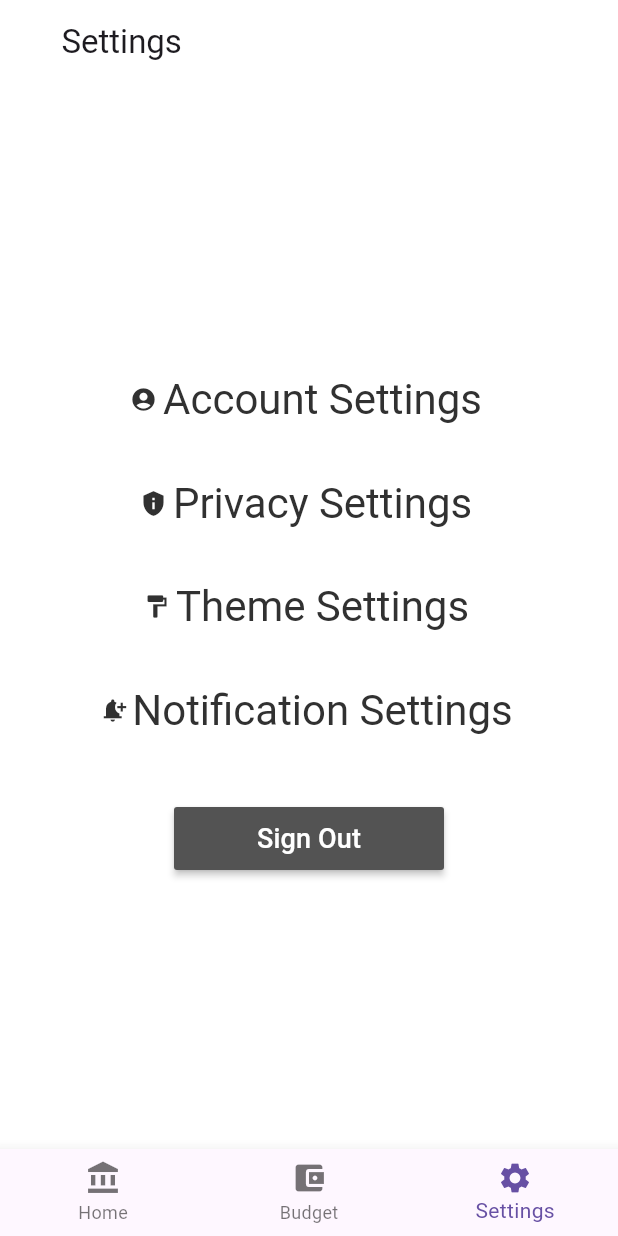
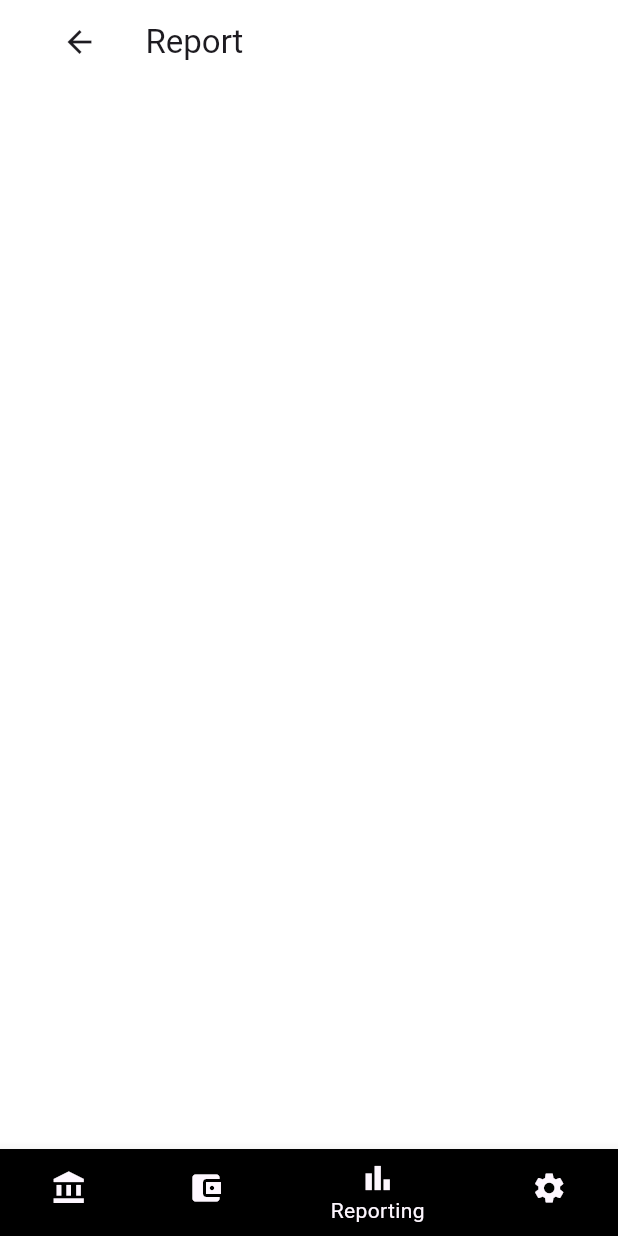
Before and after one commit to SP26BlueBudgetApp/BudgetApp, a Flutter app: the MainScreen screen opened directly, item 3 of the bottom bar chosen, on a phone screen of 412 x 824 dp. Run offline on Flutter 3.47's test engine with Material 3 defaults, Android fonts, the phone set to English and light mode, and no system bars; our stand-ins replace cloud_firestore, firebase_auth, firebase_core; accounts and stored records are empty.

Commit message:
Made Report Page
Fixed the navigation bar so it only shows black. Added the report page. Report page takes Expenses and income then creates savings. Allows editing of expenses and income with dynamic savings.

```diff
--- /dev/null
+++ b/flutter_application_1/lib/models/graph.dart
@@ -0,0 +1,41 @@
+import 'package:cloud_firestore/cloud_firestore.dart';
+
+class Graph {
+  int Expense;
+  int Income;
+  int Saving;
+
+  Graph({
+    required this.Expense,
+    required this.Income,
+    required this.Saving,
+  });
+
+  Graph.fromJson(Map<String, Object?> json)
+    : this(
+        Expense: json['Expense'] as int? ?? 0,
+        Income: json['Income'] as int? ?? 0,
+        Saving: json['Saving'] as int? ?? 0,
+    );
+
+  Graph copyWith({
+    int? Expense,
+    int? Income,
+    int? Saving,
+
+  }) {
+    return Graph(
+        Expense: Expense ?? this.Expense,
+        Income: Income ?? this.Income,
+        Saving: Saving ?? this.Saving,
+    );
+  }
+
+  Map<String, Object?> toJson() {
+    return {
+      'Expense': Expense,
+      'Income' : Income,
+      'Saving' : Saving,
+    };
+  }
+}
--- a/flutter_application_1/lib/pages/main_screen.dart
+++ b/flutter_application_1/lib/pages/main_screen.dart
@@ -3,6 +3,7 @@ import 'dart:developer';
 import 'package:firebase_auth/firebase_auth.dart';
 import 'package:flutter_application_1/auth.dart';
 import 'package:flutter_application_1/pages/budget_screen.dart';
+import 'package:flutter_application_1/pages/report_screen.dart';
 import 'package:flutter_application_1/pages/settings_screen.dart';
 import 'package:flutter_application_1/pages/homeOfficial_screen.dart';
 import 'package:flutter_application_1/pages/signup_screen.dart';
@@ -24,6 +25,7 @@ class _MainScreenState extends State<MainScreen> {
   List<Widget> widgetList = const [
     HomeofficialScreen(),
     BudgetScreen(),
+    ReportScreen(),
     SettingsScreen(),
   ];
   @override
@@ -39,15 +41,23 @@ class _MainScreenState extends State<MainScreen> {
         items: const [
           BottomNavigationBarItem(
             icon: Icon(Icons.account_balance),
-            label: 'Home'
+            label: 'Home',
+            backgroundColor: Colors.black,
           ),
           BottomNavigationBarItem(
             icon: Icon(Icons.account_balance_wallet),
-            label: 'Budget'
+            label: 'Budget',
+            backgroundColor: Colors.black,
           ),
           BottomNavigationBarItem(
+            icon: Icon(Icons.bar_chart),
+            label: 'Reporting',
+            backgroundColor: Colors.black,
+            ),
+          BottomNavigationBarItem(
             icon: Icon(Icons.settings),
-            label: 'Settings'
+            label: 'Settings',
+            backgroundColor: Colors.black,
           ),
         ],
         ),
--- /dev/null
+++ b/flutter_application_1/lib/pages/report_screen.dart
@@ -0,0 +1,169 @@
+import 'dart:developer';
+
+import 'package:cloud_firestore/cloud_firestore.dart';
+import 'package:firebase_auth/firebase_auth.dart';
+import 'package:flutter_application_1/auth.dart';
+import 'package:flutter_application_1/pages/signup_screen.dart';
+import 'package:flutter_application_1/pages/login_screen.dart';
+import 'package:flutter_application_1/pages/home_screen.dart';
+import 'package:flutter_application_1/pages/settings_screen.dart';
+import 'package:flutter_application_1/services/graphDatabase_service.dart';
+import 'package:flutter_application_1/models/graph.dart';
+import 'package:flutter_application_1/widgets/textfield.dart';
+import 'package:flutter_application_1/widgets/buttons.dart';
+import 'package:flutter/material.dart';
+import 'package:intl/intl.dart';
+
+class ReportScreen extends StatefulWidget {
+  const ReportScreen({Key? key}) : super(key: key);
+
+  @override
+  State<ReportScreen> createState() => _ReportScreenState();
+  }
+
+class _ReportScreenState extends State<ReportScreen> { //Budget page
+  final TextEditingController _textEditingController1 = TextEditingController();
+  final TextEditingController _textEditingController2 = TextEditingController();
+
+  final GraphDatabaseService _databaseService = GraphDatabaseService();
+  @override
+  Widget build(BuildContext context) {
+    return Scaffold(
+      resizeToAvoidBottomInset: false,
+      appBar: _appBar(),
+      body: _buildUI(),
+      );
+  }
+
+    PreferredSizeWidget _appBar() {
+    return AppBar(
+      backgroundColor: Colors.white,
+      title: const Text(
+        "Report"
+      ),
+    );
+  }
+
+  Widget _buildUI() {
+    return SafeArea(
+        child: Column(
+          children: [
+            _messagesListView(),
+          ],
+        ),
+    );
+  }
+
+   Widget _messagesListView() {
+    return SizedBox(
+      height: MediaQuery.sizeOf(context).height * 0.80,
+      width: MediaQuery.sizeOf(context).width,
+      child: StreamBuilder(
+        stream: _databaseService.getGraph(),
+        builder: (context, snapshot) {
+          List graph = snapshot.data?.docs ?? [];
+
+          return ListView.builder(
+            itemCount: graph.length,
+            itemBuilder: (context, index) {
+              Graph report = graph[index].data();
+              String reportID = graph[index].id;
+            return Padding(
+              padding: const EdgeInsets.symmetric(
+                vertical: 10,
+                horizontal: 10,
+              ),
+              child: Column(
+                children: [
+                  TextButton(
+                    onPressed: () {},
+                    style: ButtonStyle(
+                      foregroundColor: WidgetStatePropertyAll(Colors.black),
+                      shape: WidgetStatePropertyAll<RoundedRectangleBorder>(
+                        RoundedRectangleBorder(
+                          borderRadius: BorderRadius.circular(20),                        )
+                        ),
+                    ),
+                    child: Text(
+                        "Expense: " + "\$" + report.Expense.toString(),
+                        style: TextStyle(fontSize: 32),
+                      ),
+                    onLongPress: () {
+                      _displayTextInputDialogExpense(reportID);
+                    },
+                  ),
+                  TextButton(
+                    onPressed: () {},
+                    style: ButtonStyle(
+                      foregroundColor: WidgetStatePropertyAll(Colors.black),
+                      shape: WidgetStatePropertyAll<RoundedRectangleBorder>(
+                        RoundedRectangleBorder(
+                          borderRadius: BorderRadius.circular(20),                        )
+                        ),
+                    ),
+                    child: Text(
+                        "Income: " + "\$" + report.Income.toString(),
+                        style: TextStyle(fontSize: 32),
+                      ),
+                    onLongPress: () {
+                      _displayTextInputDialogExpense(reportID);
+                    },
+                  ),
+                  SizedBox(height: 20),
+                  Text(
+                    "Savings: " + "\$" + report.Saving.toString(),
+                        style: TextStyle(
+                          fontSize: 32,
+                          color: Colors.black,
+                          fontWeight: FontWeight.bold,
+                          ),
+                  ),
+                ],
+            )
+            );
+          });
+        }
+      ),
+    );
+  }
+  void _displayTextInputDialogExpense(String reportID) async {
+    return showDialog(
+      context: context,
+      builder: (context) {
+        return AlertDialog(
+          title: Text('Change Income/Expense'),
+          content: Column(
+            children: [
+              TextField(
+                controller: _textEditingController1,
+                decoration: InputDecoration(hintText: "Expense: ex. 100"),
+              ),
+              TextField(
+                controller: _textEditingController2,
+                decoration: InputDecoration(hintText: "Income: ex. 100"),
+              ),
+            ],
+          ),
+          actions: <Widget> [
+            MaterialButton (
+              color: Color.fromARGB(255, 49, 49, 49),
+              textColor: Colors.white,
+              child: Text('Change'),
+              onPressed: () {
+                Graph report = Graph(
+                  Expense: int.parse(_textEditingController1.text),
+                  Income: int.parse(_textEditingController2.text),
+                  Saving: int.parse(_textEditingController1.text) - int.parse(_textEditingController2.text),
+                );
+                _databaseService.updateGraph(reportID, report);
+                Navigator.pop(context);
+                _textEditingController1.clear();
+                _textEditingController2.clear();
+              },
+            ),
+          ]
+        );
+      }
+    );
+  }
+}
--- /dev/null
+++ b/flutter_application_1/lib/services/graphDatabase_service.dart
@@ -0,0 +1,31 @@
+import 'package:cloud_firestore/cloud_firestore.dart';
+import 'package:flutter_application_1/models/graph.dart';
+
+const String TODO_COLLECTION_REF = "Graph";
+
+class GraphDatabaseService {
+
+  final _firestore = FirebaseFirestore.instance;
+
+  late final CollectionReference _GraphRef;
+
+  GraphDatabaseService() {
+    _GraphRef = _firestore.collection(TODO_COLLECTION_REF).withConverter<Graph>(
+      fromFirestore: (snapshots, _) => Graph.fromJson(
+          snapshots.data()!,
+        ),
+      toFirestore: (Graph, _) => Graph.toJson());
+  }
+
+  Stream<QuerySnapshot> getGraph() {
+    return _GraphRef.snapshots();
+  }
+
+  void addGraph(Graph Graph) async{
+    _GraphRef.add(Graph);
+  }
+
+  void updateGraph(String budgetID, Graph budget) {
+    _GraphRef.doc(budgetID).update(budget.toJson());
+  }
+}
```
